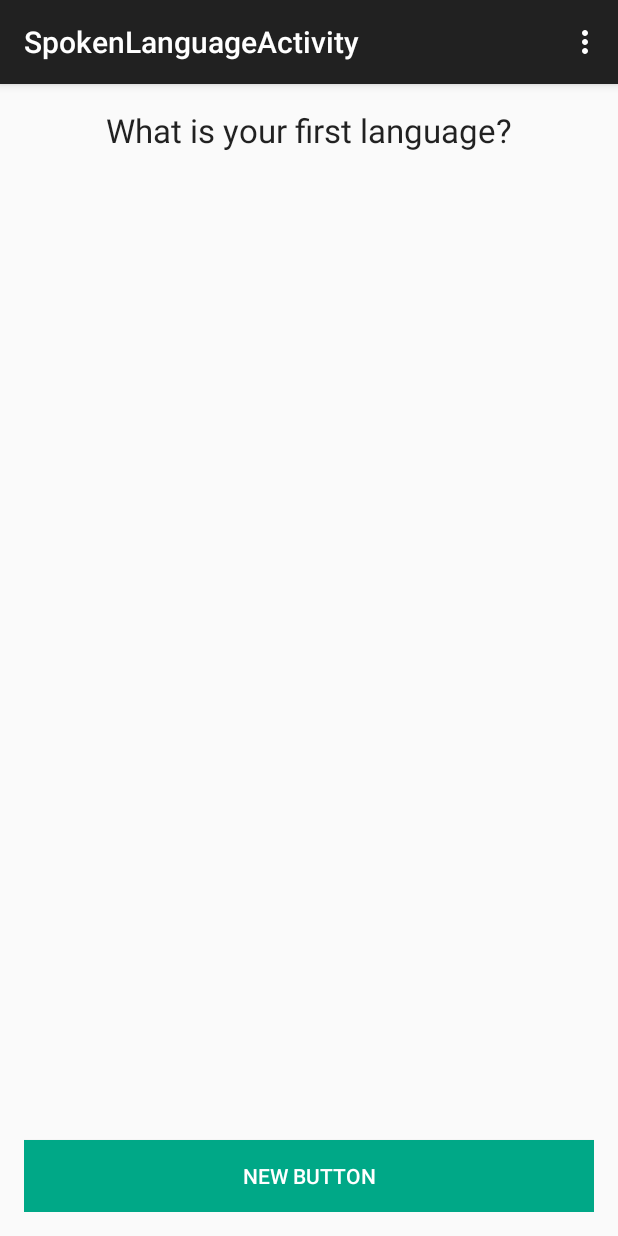
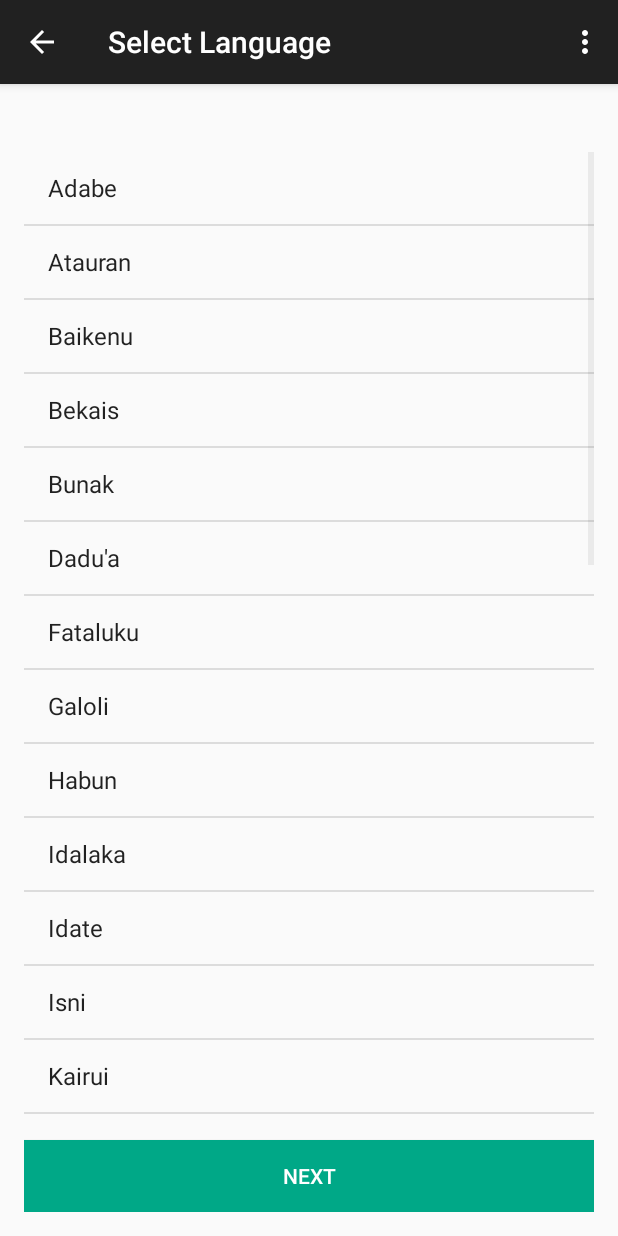
Before and after one commit to RHoKAustralia/melb-timor-leste, an Android app: the SpokenLanguageActivity screen opened directly, with no data from a screen before it, on a phone screen of 412 x 824 dp. Run offline under Robolectric (Android 15) with nearby library versions, the light colour scheme and no system bars.

Commit message:
Wiring between startup activities

```diff
--- a/LanguageRecorder/app/src/main/java/com/example/lachlan/myfirstapp/HowLongLivedActivity.java
+++ b/LanguageRecorder/app/src/main/java/com/example/lachlan/myfirstapp/HowLongLivedActivity.java
@@ -12,7 +12,7 @@ public class HowLongLivedActivity extends ActionBarActivity {
     protected void onCreate(Bundle savedInstanceState) {
         super.onCreate(savedInstanceState);
         setContentView(R.layout.activity_how_long_lived);
-        getActionBar().setDisplayHomeAsUpEnabled(true);
+        getSupportActionBar().setDisplayHomeAsUpEnabled(true);
     }
 
     @Override
--- a/LanguageRecorder/app/src/main/java/com/example/lachlan/myfirstapp/SplashActivity.java
+++ b/LanguageRecorder/app/src/main/java/com/example/lachlan/myfirstapp/SplashActivity.java
@@ -47,9 +47,9 @@ public class SplashActivity extends ActionBarActivity {
     }
 
     public void startButton(android.view.View view) {
-        Intent intent = new Intent(this, HomeActivity.class);
+        Intent intent = new Intent(this, SpokenLanguageActivity.class);
+        intent.putExtra("LANGUAGE_QUESTION", "Which language do you want to research?");
         startActivity(intent);
-
     }
 
 }
--- a/LanguageRecorder/app/src/main/java/com/example/lachlan/myfirstapp/SpokenLanguageActivity.java
+++ b/LanguageRecorder/app/src/main/java/com/example/lachlan/myfirstapp/SpokenLanguageActivity.java
@@ -1,18 +1,36 @@
 package com.example.lachlan.myfirstapp;
 
+import android.app.Activity;
+import android.content.Intent;
 import android.support.v7.app.ActionBarActivity;
 import android.os.Bundle;
 import android.view.Menu;
 import android.view.MenuItem;
+import android.view.View;
+import android.view.ViewGroup;
+import android.widget.AdapterView;
+import android.widget.ArrayAdapter;
+import android.widget.ListView;
+import android.widget.Spinner;
+import android.widget.TextView;
+
+import java.util.ArrayList;
+import java.util.Arrays;
+import java.util.Collections;
 
 
 public class SpokenLanguageActivity extends ActionBarActivity {
+    private String selectedLanguage = "";
 
     @Override
     protected void onCreate(Bundle savedInstanceState) {
         super.onCreate(savedInstanceState);
         setContentView(R.layout.activity_spoken_language);
-        getActionBar().setDisplayHomeAsUpEnabled(true);
+        setTitle("Select Language");
+        getSupportActionBar().setDisplayHomeAsUpEnabled(true);
+        TextView question = (TextView)findViewById(R.id.language_question);
+        question.setText(languageQuestion());
+        populateLanguages();
     }
 
     @Override
@@ -36,4 +54,45 @@ public class SpokenLanguageActivity extends ActionBarActivity {
 
         return super.onOptionsItemSelected(item);
     }
+
+
+    public void nextButtonClick(android.view.View view) {
+        Intent intent = new Intent(this, StudyActivity.class);
+        intent.putExtra("LANGUAGE", selectedLanguage);
+        startActivity(intent);
+    }
+
+    private String languageQuestion() {
+        Bundle extras = getIntent().getExtras();
+        String value = "";
+        if (extras != null) {
+            value = extras.getString("LANGUAGE_QUESTION");
+        }
+        return value;
+    }
+
+    private void populateLanguages() {
+        ListView lvLanguages = (ListView) findViewById(R.id.language_list);
+        ArrayList<String> languages = new ArrayList<String>();
+        for (String lang : studyLanguages()) {
+            languages.add(lang);
+        }
+        ArrayAdapter<String> aaLanguages = new ArrayAdapter<String>(this,
+                android.R.layout.simple_list_item_1, languages);
+        aaLanguages
+                .setDropDownViewResource(android.R.layout.simple_expandable_list_item_1);
+        lvLanguages.setAdapter(aaLanguages);
+        lvLanguages.setOnItemClickListener(new AdapterView.OnItemClickListener() {
+            @Override
+            public void onItemClick(AdapterView<?> parent, View view, int position, long id) {
+                selectedLanguage = (String) parent.getItemAtPosition(position);
+            }
+        });
+    }
+
+    private String[] studyLanguages() {
+        String[] languages = getResources().getStringArray(R.array.study_languages);
+        Arrays.sort(languages);
+        return languages;
+    }
 }
--- a/LanguageRecorder/app/src/main/res/layout/activity_splash.xml
+++ b/LanguageRecorder/app/src/main/res/layout/activity_splash.xml
@@ -5,7 +5,7 @@
     android:gravity="center"
     android:paddingLeft="16dp"
     android:paddingRight="16dp"
-    android:background="#000000"
+    android:background="#00A887"
     tools:context="com.example.lachlan.myfirstapp.SplashActivity">
 
         <LinearLayout
@@ -27,11 +27,11 @@
                 android:layout_height="wrap_content" />
 
             <Button
-                android:layout_width="96dp"
+                android:layout_width="134dp"
                 android:layout_height="wrap_content"
                 android:text="@string/splash_start_button"
                 android:onClick="startButton"
-                />
+                android:singleLine="false" />
         </LinearLayout>
 
 </RelativeLayout>
--- a/LanguageRecorder/app/src/main/res/layout/activity_spoken_language.xml
+++ b/LanguageRecorder/app/src/main/res/layout/activity_spoken_language.xml
@@ -11,15 +11,15 @@
         android:layout_height="wrap_content"
         android:textAppearance="?android:attr/textAppearanceLarge"
         android:text="What is your first language?"
-        android:id="@+id/textView4"
+        android:id="@+id/language_question"
         android:layout_alignParentTop="true"
         android:layout_centerHorizontal="true" />
 
     <ListView
         android:layout_width="wrap_content"
         android:layout_height="wrap_content"
-        android:id="@+id/listView2"
-        android:layout_below="@+id/textView4"
+        android:id="@+id/language_list"
+        android:layout_below="@+id/language_question"
         android:layout_alignParentLeft="true"
         android:layout_alignParentStart="true"
         android:layout_above="@+id/button" />
@@ -27,7 +27,7 @@
     <Button
         android:layout_width="wrap_content"
         android:layout_height="wrap_content"
-        android:text="New Button"
+        android:text="Next"
         android:id="@+id/button"
         android:layout_alignParentBottom="true"
         android:layout_alignParentLeft="true"
@@ -35,5 +35,6 @@
         android:layout_alignParentRight="true"
         android:layout_alignParentEnd="true"
         android:textColor="@android:color/white"
-        android:background="#ff00a887" />
+        android:background="#ff00a887"
+        android:onClick="nextButtonClick" />
 </RelativeLayout>
--- a/LanguageRecorder/app/src/main/res/values/arrays.xml
+++ b/LanguageRecorder/app/src/main/res/values/arrays.xml
@@ -9,4 +9,47 @@
         <item>Ainaro District|Ainaro|Mau-Ulu</item>
         <item>Ainaro District|Ainaro|Mau-Nuno</item>
     </string-array>
+
+    <string-array name="study_languages">
+        <item>Tetum Prasa</item>
+        <item>Tetum Terik</item>
+        <item>Adabe</item>
+        <item>Atauran</item>
+        <item>Baikenu</item>
+        <item>Bekais</item>
+        <item>Bunak</item>
+        <item>Dadu\'a</item>
+        <item>Fataluku</item>
+        <item>Galoli</item>
+        <item>Habun</item>
+        <item>Idalaka</item>
+        <item>Idate</item>
+        <item>Isni</item>
+        <item>Kairui</item>
+        <item>Kawaimina</item>
+        <item>Kemak</item>
+        <item>Lakalei</item>
+        <item>Lolein</item>
+        <item>Makalero</item>
+        <item>Sa\'ani</item>
+        <item>Makasai</item>
+        <item>Makuva</item>
+        <item>Mambai</item>
+        <item>Midiki</item>
+        <item>Nanaek</item>
+        <item>Naueti</item>
+        <item>Rahesuk</item>
+        <item>Raklungu</item>
+        <item>Resuk</item>
+        <item>Tokodede</item>
+        <item>Waima\'a</item>
+    </string-array>
+
+    <string-array name="dummy_studies">
+        <item>Study 1</item>
+        <item>Study 2</item>
+        <item>Study 3</item>
+        <item>Study 4</item>
+        <item>Study 5</item>
+    </string-array>
 </resources>
--- a/LanguageRecorder/app/src/main/res/values/strings.xml
+++ b/LanguageRecorder/app/src/main/res/values/strings.xml
@@ -1,8 +1,8 @@
 <resources>
     <string name="app_name">Language Recorder</string>
 
-    <string name="splash_title">Language Recorder</string>
-    <string name="splash_start_button">Start</string>
+    <string name="splash_title">Local Linguist</string>
+    <string name="splash_start_button">Memulakan</string>
 
     <string name="home_title">Home</string>
     <string name="home_select_person">Person selection</string>
@@ -92,6 +92,7 @@
     <string name="title_activity_location">LocationActivity</string>
     <string name="title_activity_sub_district">SubDistrictActivity</string>
     <string name="title_activity_village">VillageActivity</string>
+    <string name="title_activity_study">StudyActivity</string>
 
 
 </resources>
```
Also changed, not shown: LanguageRecorder/app/src/main/AndroidManifest.xml (+8 -0 lines), LanguageRecorder/app/src/main/java/com/example/lachlan/myfirstapp/StudyActivity.java (added, +92 -0 lines), LanguageRecorder/app/src/main/res/layout/activity_study.xml (added, +27 -0 lines), LanguageRecorder/app/src/main/res/menu/menu_study.xml (added, +7 -0 lines).
